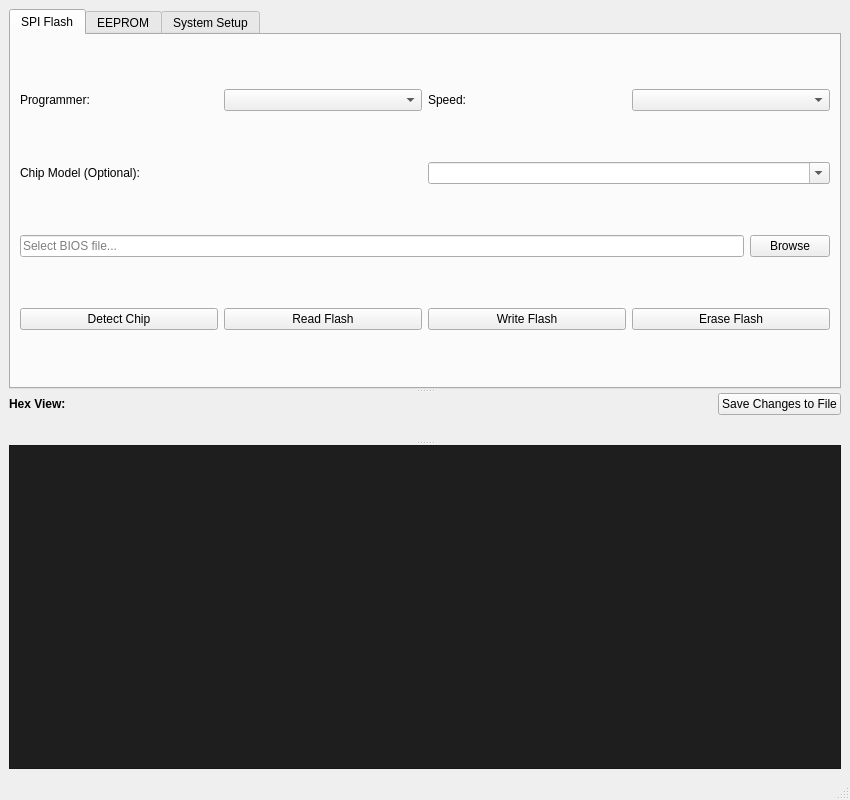
Qt form src/mainwindow.ui (wming126/flash_helper) before a commit.
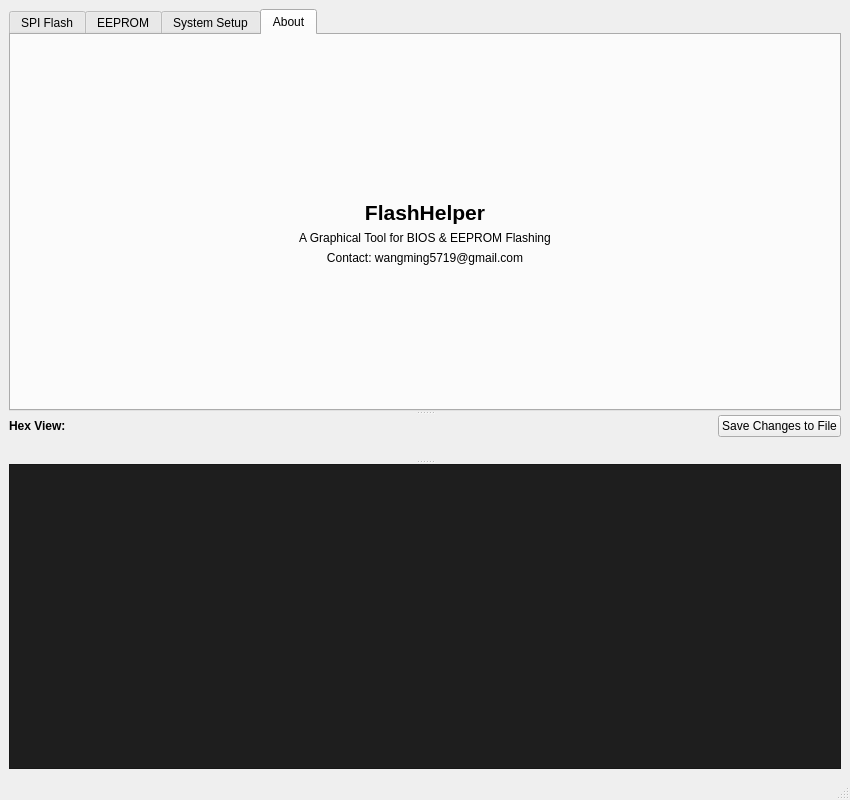
The same form after that commit. The open tabs and pages were chosen to show the change. Icons and pictures are not drawn. Custom widgets are drawn as their Qt base class.

Commit message: feat: add language switcher and about page with contact info

Diff of the .ui file:
```diff
--- a/src/mainwindow.ui
+++ b/src/mainwindow.ui
@@ -285,6 +285,33 @@
               </item>
              </layout>
             </item>
+              <item>
+             <layout class="QHBoxLayout" name="horizontalLayout_lang">
+              <item>
+               <widget class="QLabel" name="label_lang">
+                <property name="text">
+                 <string>Interface Language:</string>
+                </property>
+               </widget>
+              </item>
+              <item>
+               <widget class="QComboBox" name="comboLang"/>
+              </item>
+              <item>
+               <spacer name="horizontalSpacer_lang">
+                <property name="orientation">
+                 <enum>Qt::Horizontal</enum>
+                </property>
+                <property name="sizeHint" stdset="0">
+                 <size>
+                  <width>40</width>
+                  <height>20</height>
+                 </size>
+                </property>
+               </spacer>
+              </item>
+             </layout>
+            </item>
            </layout>
           </widget>
          </item>
@@ -313,6 +340,95 @@
          </item>
         </layout>
        </widget>
+       <widget class="QWidget" name="tabAbout">
+        <attribute name="title">
+         <string>About</string>
+        </attribute>
+        <layout class="QVBoxLayout" name="verticalLayout_about">
+         <item>
+          <spacer name="verticalSpacer_about_top">
+           <property name="orientation">
+            <enum>Qt::Vertical</enum>
+           </property>
+           <property name="sizeHint" stdset="0">
+            <size>
+             <width>20</width>
+             <height>40</height>
+            </size>
+           </property>
+          </spacer>
+         </item>
+         <item>
+          <widget class="QLabel" name="label_logo_about">
+           <property name="text">
+            <string/>
+           </property>
+           <property name="pixmap">
+            <pixmap resource="res/resources.qrc">:/flashhelper.svg</pixmap>
+           </property>
+           <property name="scaledContents">
+            <bool>false</bool>
+           </property>
+           <property name="alignment">
+            <set>Qt::AlignCenter</set>
+           </property>
+          </widget>
+         </item>
+         <item>
+          <widget class="QLabel" name="label_title_about">
+           <property name="font">
+            <font>
+             <pointsize>16</pointsize>
+             <weight>75</weight>
+             <bold>true</bold>
+            </font>
+           </property>
+           <property name="text">
+            <string>FlashHelper</string>
+           </property>
+           <property name="alignment">
+            <set>Qt::AlignCenter</set>
+           </property>
+          </widget>
+         </item>
+         <item>
+          <widget class="QLabel" name="label_desc_about">
+           <property name="text">
+            <string>A Graphical Tool for BIOS &amp; EEPROM Flashing</string>
+           </property>
+           <property name="alignment">
+            <set>Qt::AlignCenter</set>
+           </property>
+          </widget>
+         </item>
+         <item>
+          <widget class="QLabel" name="label_email_about">
+           <property name="text">
+            <string>Contact: wangming5719@gmail.com</string>
+           </property>
+           <property name="alignment">
+            <set>Qt::AlignCenter</set>
+           </property>
+           <property name="openExternalLinks">
+            <bool>true</bool>
+           </property>
+          </widget>
+         </item>
+         <item>
+          <spacer name="verticalSpacer_about_bot">
+           <property name="orientation">
+            <enum>Qt::Vertical</enum>
+           </property>
+           <property name="sizeHint" stdset="0">
+            <size>
+             <width>20</width>
+             <height>40</height>
+            </size>
+           </property>
+          </spacer>
+         </item>
+        </layout>
+       </widget>
       </widget>
       <widget class="QWidget" name="editorContainer" native="true">
        <layout class="QVBoxLayout" name="verticalLayout_ed">
```
The commit also changes 4 other files.
